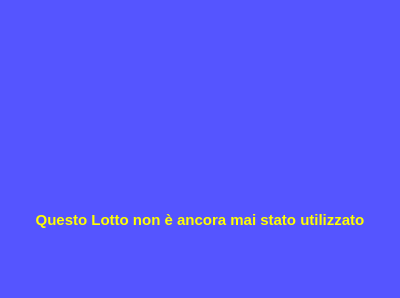
First picture: the form in nouse.ui, repository fblabs/hamlet-mod-sancon, before the edit.
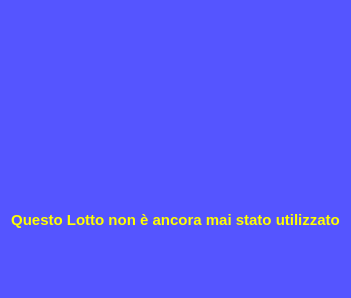
Second picture: the form after the edit. Icons and pictures are not drawn.

```diff
--- a/nouse.ui
+++ b/nouse.ui
@@ -6,7 +6,7 @@
    <rect>
     <x>0</x>
     <y>0</y>
-    <width>400</width>
+    <width>349</width>
     <height>298</height>
    </rect>
   </property>
@@ -26,7 +26,7 @@
    <item>
     <widget class="QLabel" name="label_2">
      <property name="autoFillBackground">
-      <bool>true</bool>
+      <bool>false</bool>
      </property>
      <property name="text">
       <string/>
@@ -47,12 +47,11 @@
      <property name="font">
       <font>
        <pointsize>11</pointsize>
-       <weight>75</weight>
        <bold>true</bold>
       </font>
      </property>
      <property name="autoFillBackground">
-      <bool>true</bool>
+      <bool>false</bool>
      </property>
      <property name="styleSheet">
       <string notr="true">color: rgb(255, 255, 0);</string>
```
